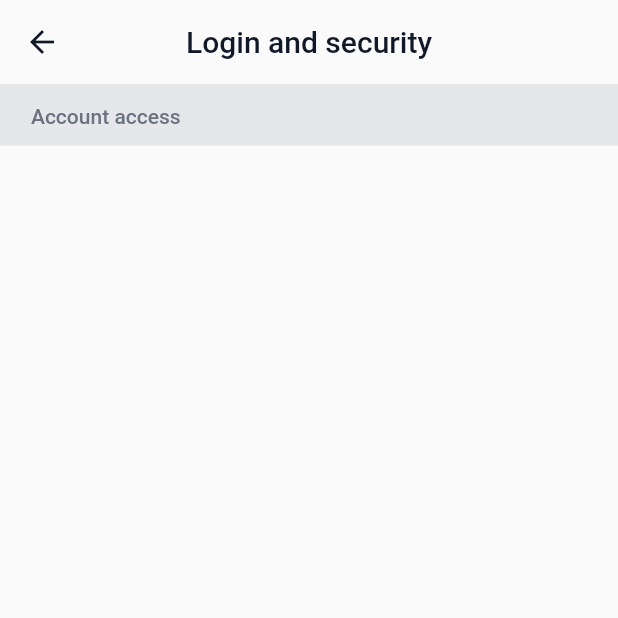
After one commit to Mohaned88/jobsque, a Flutter app: the LoginNSecurityScreen screen opened by its route, on a phone screen of 412 x 824 dp, the top half of it. The commit adds this screen. Run offline on Flutter 3.47's test engine with Material 2 defaults, Android fonts, the phone set to English and light mode, and no system bars; our stand-ins replace banner_carousel, bloc, dio, dotted_border, dotted_line, easy_rich_text and 9 more; accounts and stored records are empty.

Commit message:
Initial commit

```diff
--- a/lib/02_view/01_presentation/03_body/06_profile.dart
+++ b/lib/02_view/01_presentation/03_body/06_profile.dart
@@ -301,7 +301,9 @@ class ProfileScreen extends StatelessWidget {
                         ),
                         ProfileSettingsCard(
                           hasIcon: true,
-                          onTap: (){},
+                          onTap: (){
+                            Navigator.pushNamed(context, AppRoutes.profileLoginNSecurityRoute);
+                          },
                           title: AppStrings.profileLoginAndSecurity,
                           icon: AppAssets.profileLoginNSecurityImage,
                         ),
--- /dev/null
+++ b/lib/02_view/01_presentation/03_body/profile_tabs/05_login_and_security.dart
@@ -0,0 +1,66 @@
+import 'package:flutter/material.dart';
+import 'package:sizer/sizer.dart';
+
+import '../../../03_widgets/custom_text.dart';
+import '../../../04_utilities/res/strings.dart';
+import '../../../05_styles/colors.dart';
+
+class LoginNSecurityScreen extends StatelessWidget {
+  const LoginNSecurityScreen({Key? key}) : super(key: key);
+
+  @override
+  Widget build(BuildContext context) {
+    return Scaffold(
+      body: CustomScrollView(
+        slivers: [
+          SliverAppBar(
+            leading: IconButton(
+              onPressed: () {
+                Navigator.pop(context);
+              },
+              icon: const Icon(
+                Icons.arrow_back,
+                color: AppColors.kPrimaryBlack,
+              ),
+            ),
+            title: const CustomText(
+              text: AppStrings.profileLoginAndSecurity,
+              fontWeight: FontWeight.w500,
+              fontSize: 20,
+              height: 1.2,
+              color: AppColors.kPrimaryBlack,
+            ),
+            centerTitle: true,
+            backgroundColor: Colors.transparent,
+            elevation: 0,
+          ),
+          SliverToBoxAdapter(
+            child: Container(
+              height: 10.w,
+              width: double.infinity,
+              color: AppColors.offWhite2,
+              padding: EdgeInsets.symmetric(horizontal: 5.w),
+              child: const Align(
+                alignment: FractionalOffset.centerLeft,
+                child: CustomText(
+                  text: AppStrings.loginNSecurityAccountAccess,
+                  color: AppColors.grey,
+                  fontWeight: FontWeight.w500,
+                  fontSize: 14,
+                  height: 1.4,
+                ),
+              ),
+            ),
+          ),
+          SliverList(
+            delegate: SliverChildListDelegate(
+              [
+
+              ],
+            ),
+          ),
+        ],
+      ),
+    );
+  }
+}
--- a/lib/03_controller/00_navigation/router.dart
+++ b/lib/03_controller/00_navigation/router.dart
@@ -11,6 +11,7 @@ import 'package:jobsque/02_view/01_presentation/03_body/profile_tabs/01_edit_pro
 import 'package:jobsque/02_view/01_presentation/03_body/profile_tabs/02_portfolio.dart';
 import 'package:jobsque/02_view/01_presentation/03_body/profile_tabs/03_languages.dart';
 import 'package:jobsque/02_view/01_presentation/03_body/profile_tabs/04_notification_settings.dart';
+import 'package:jobsque/02_view/01_presentation/03_body/profile_tabs/05_login_and_security.dart';
 import 'package:jobsque/02_view/01_presentation/03_body/profile_tabs/privacy_policy.dart';
 import 'package:jobsque/02_view/01_presentation/03_body/profile_tabs/terms_and_conditions.dart';
 //---------------------------OnBoarding
@@ -157,15 +158,21 @@ Route<dynamic> onGenerate(RouteSettings routeSettings) {
         settings: routeSettings,
       );
 
+    case AppRoutes.profilePortfolioRoute:
+      return MaterialPageRoute(
+        builder: (context) => const PortfolioScreen(),
+        settings: routeSettings,
+      );
+
     case AppRoutes.profileNotificationSettingsRoute:
       return MaterialPageRoute(
         builder: (context) => const NotificationSettingsScreen(),
         settings: routeSettings,
       );
 
-    case AppRoutes.profilePortfolioRoute:
+    case AppRoutes.profileLoginNSecurityRoute:
       return MaterialPageRoute(
-        builder: (context) => const PortfolioScreen(),
+        builder: (context) => const LoginNSecurityScreen(),
         settings: routeSettings,
       );
 
--- a/lib/03_controller/00_navigation/routes.dart
+++ b/lib/03_controller/00_navigation/routes.dart
@@ -38,6 +38,7 @@ class AppRoutes {
   static const String profilePortfolioRoute = "profilePortfolioRoute";
   static const String profileLanguageSelectionRoute = "profileLanguageSelectionRoute";
   static const String profileNotificationSettingsRoute = "profileNotificationSettingsRoute";
+  static const String profileLoginNSecurityRoute = "profileLoginNSecurityRoute";
   static const String profileTermsNConditionsRoute = "profileTermsNConditionsRoute";
   static const String profilePrivacyPolicyRoute = "profilePrivacyPolicyRoute";
 }
```
